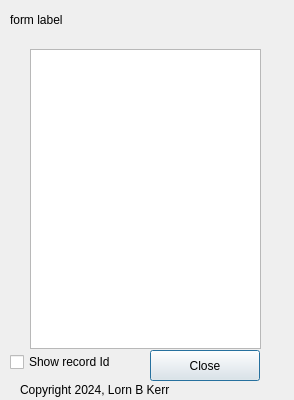
Old version of the form src/forms/simple_tableview.ui in the repository LornBKerr/parts_tracker.
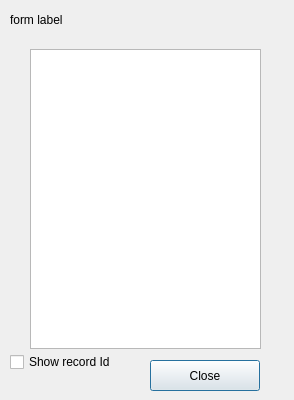
New version of the form.

Commit message: Removed copyright label.

```diff
--- a/src/forms/simple_tableview.ui
+++ b/src/forms/simple_tableview.ui
@@ -23,7 +23,7 @@
    <property name="geometry">
     <rect>
      <x>150</x>
-     <y>350</y>
+     <y>360</y>
      <width>110</width>
      <height>31</height>
     </rect>
@@ -77,19 +77,6 @@
     <string>Show record Id</string>
    </property>
   </widget>
-  <widget class="QLabel" name="copyright_label">
-   <property name="geometry">
-    <rect>
-     <x>20</x>
-     <y>380</y>
-     <width>181</width>
-     <height>20</height>
-    </rect>
-   </property>
-   <property name="text">
-    <string>Copyright 2024, Lorn B Kerr</string>
-   </property>
-  </widget>
  </widget>
  <tabstops>
   <tabstop>complete_button</tabstop>
```
Left out of the diff: 4 changed lines with no effect on the pictures.
